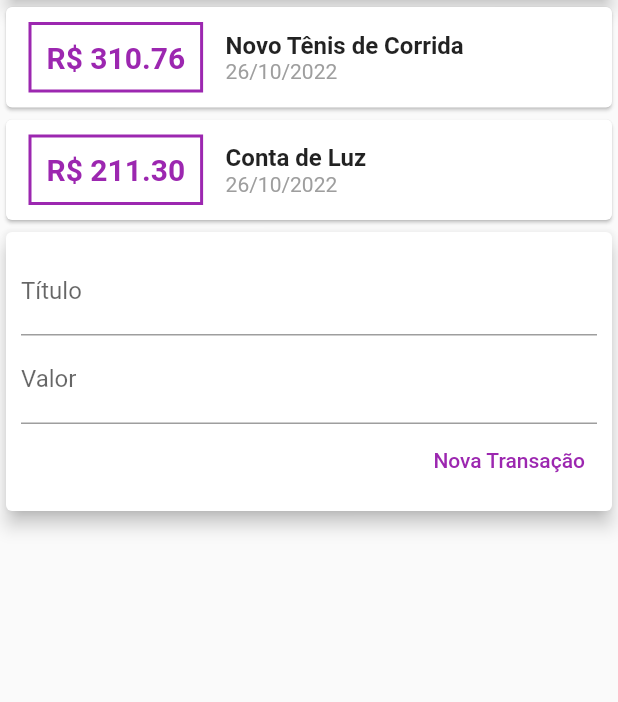
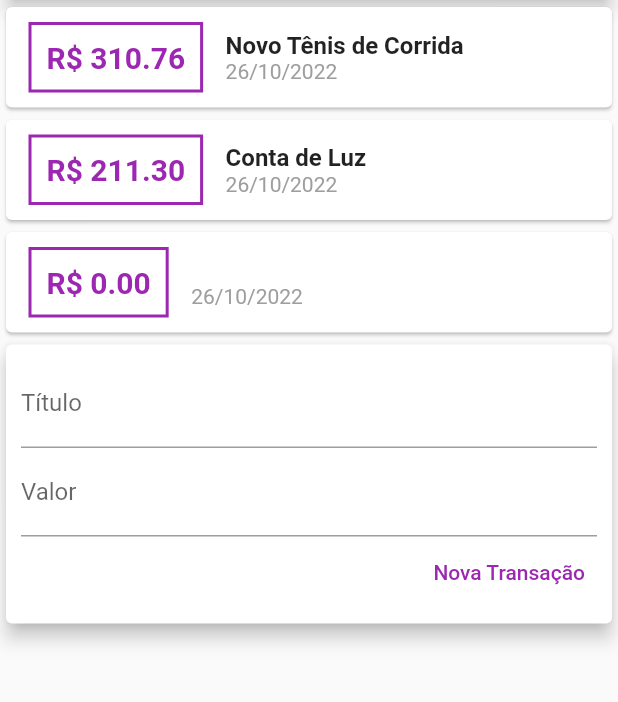
Before and after one commit to brunodeev/expenses_app, a Flutter app: the screen it shows after launch, after a tap on "Nova Transação", on a phone screen of 412 x 824 dp, the part 119-821 px from its top. Run offline on Flutter 3.47's test engine with Material 2 defaults, Android fonts, the phone set to English and light mode, and no system bars.

Commit message:
nova transação funcional

```diff
--- a/lib/components/transaction_form.dart
+++ b/lib/components/transaction_form.dart
@@ -1,10 +1,12 @@
 import 'package:flutter/material.dart';
 
 class TransactionForm extends StatelessWidget {
-  TransactionForm({super.key});
-
   final titleController = TextEditingController();
   final valueController = TextEditingController();
+
+  final void Function(String, double)? onSubmit;
+
+  TransactionForm(this.onSubmit, {super.key});
 
   @override
   Widget build(BuildContext context) {
@@ -37,8 +39,9 @@ class TransactionForm extends StatelessWidget {
                     ),
                   ),
                   onPressed: () {
-                    print(titleController.text);
-                    print(valueController.text);
+                    final title = titleController.text;
+                    final value = double.tryParse(valueController.text) ?? 0;
+                    onSubmit!(title, value);
                   },
                 ),
               ],
--- a/lib/components/transaction_user.dart
+++ b/lib/components/transaction_user.dart
@@ -47,7 +47,7 @@ class _TransactionUserState extends State<TransactionUser> {
     return Column(
       children: [
         TransactionList(_transactions),
-        TransactionForm(),
+        TransactionForm(_addTransaction),
       ],
     );
   }
```
